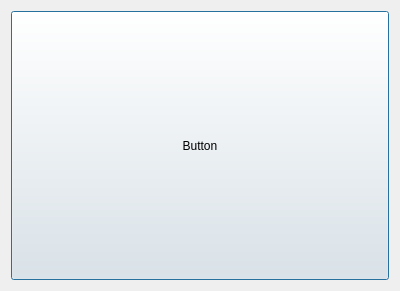
Old version of the form src/scripts/TOOL_NAME/ui_files/TOOL_NAME_dialog.ui in the repository rBrenick/maya-tool-template.
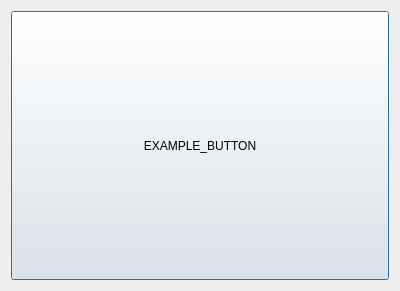
New version of the form.

Commit message: added example button connection to _UI

The edit to the form file:
```diff
--- a/src/scripts/TOOL_NAME/ui_files/TOOL_NAME_dialog.ui
+++ b/src/scripts/TOOL_NAME/ui_files/TOOL_NAME_dialog.ui
@@ -23,7 +23,7 @@
       </sizepolicy>
      </property>
      <property name="text">
-      <string>Button</string>
+      <string>EXAMPLE_BUTTON</string>
      </property>
     </widget>
    </item>
```
Left out of the diff: 2 changed lines with no effect on the pictures. The commit also changes 1 other file.
